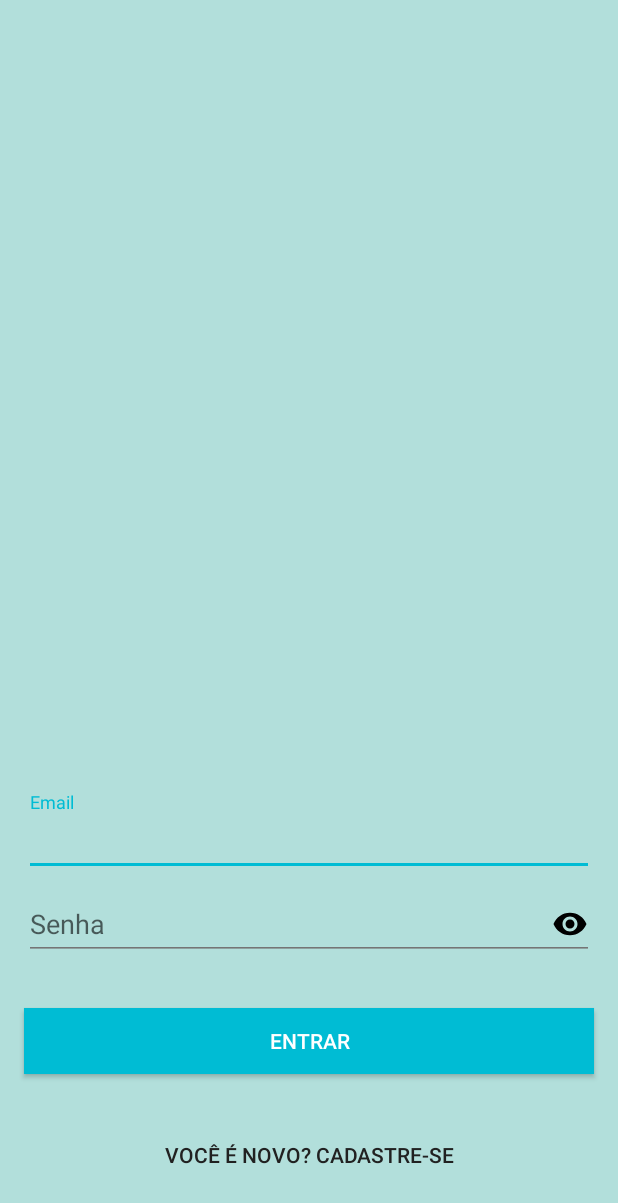
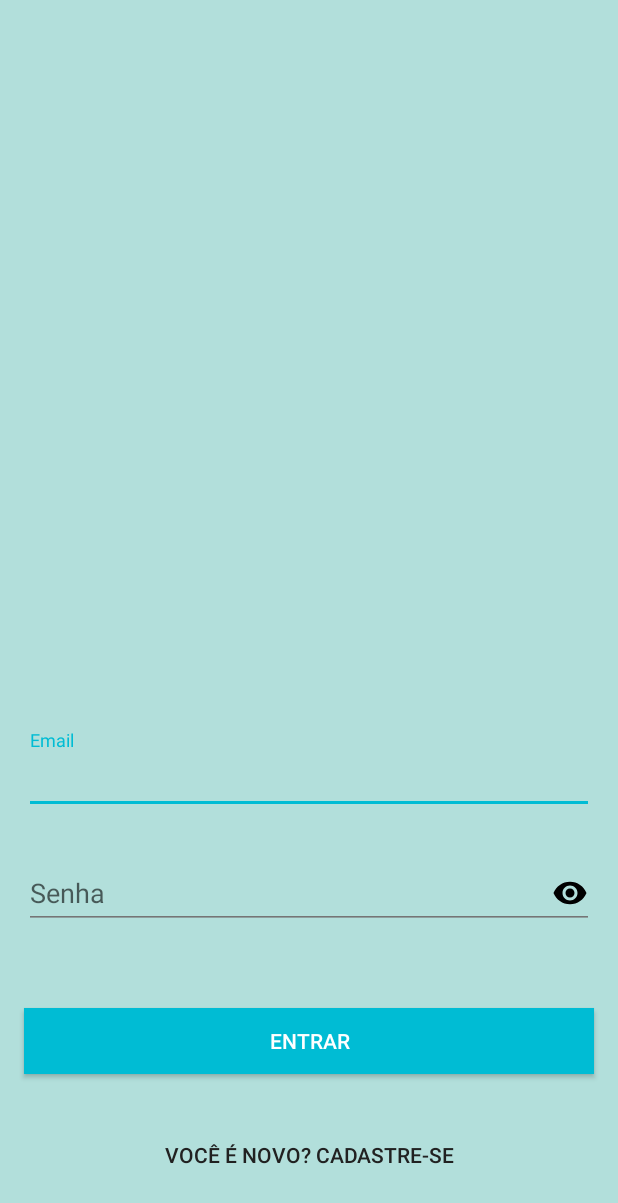
Before and after one commit to FelipeGaleote/AndroidRestaurante, an Android app: the layout fragment_login.xml on its own in the app's theme, with its tools: preview values and no code run, on a phone screen of 412 x 824 dp. Shown: the top 1203 px of the screen. Run offline under Robolectric (Android 15) with nearby library versions, the phone set to English and light mode, and no system bars.

Commit message:
Faz algumas melhorias na tela de login

```diff
--- a/app/src/main/AndroidManifest.xml
+++ b/app/src/main/AndroidManifest.xml
@@ -24,7 +24,8 @@
         <activity
             android:name=".presentation.activity.AuthenticationActivity"
             android:label="@string/login"
-            android:screenOrientation="portrait" />
+            android:screenOrientation="portrait"
+            android:theme="@style/FullscreenTheme"/>
         <activity
             android:name=".presentation.activity.CadastroActivity"
             android:label="@string/cadastrar_conta"
--- a/app/src/main/java/com/perrest/restaurante/sincpedidos/presentation/fragment/LoginFragment.java
+++ b/app/src/main/java/com/perrest/restaurante/sincpedidos/presentation/fragment/LoginFragment.java
@@ -101,7 +101,7 @@ public class LoginFragment extends Fragment implements LoginView {
 
     public void showEmailError(String error){
         if(error.isEmpty()) {
-            emailField.setErrorEnabled(false);
+            emailField.setError(null);
         } else {
             emailField.setError(error);
         }
@@ -109,7 +109,7 @@ public class LoginFragment extends Fragment implements LoginView {
 
     public void showPasswordError(String error){
         if(error.isEmpty()){
-            passwordField.setErrorEnabled(false);
+            passwordField.setError(null);
         } else {
             passwordField.setError(error);
         }
--- a/app/src/main/res/layout/fragment_login.xml
+++ b/app/src/main/res/layout/fragment_login.xml
@@ -14,7 +14,8 @@
         android:layout_height="wrap_content"
         app:layout_constraintBottom_toTopOf="@id/login_senha_input_layout"
         android:layout_marginStart="16dp"
-        android:layout_marginEnd="16dp">
+        android:layout_marginEnd="16dp"
+        app:errorEnabled="true">
         <android.support.design.widget.TextInputEditText
             android:layout_width="match_parent"
             android:layout_height="wrap_content"
@@ -45,7 +46,8 @@
         app:layout_constraintBottom_toTopOf="@id/login_logar_btn"
         android:layout_marginStart="16dp"
         android:layout_marginEnd="16dp"
-        android:layout_marginBottom="32dp">
+        android:layout_marginBottom="32dp"
+        app:errorEnabled="true">
         <android.support.design.widget.TextInputEditText
             android:layout_width="match_parent"
             android:layout_height="wrap_content"
```
